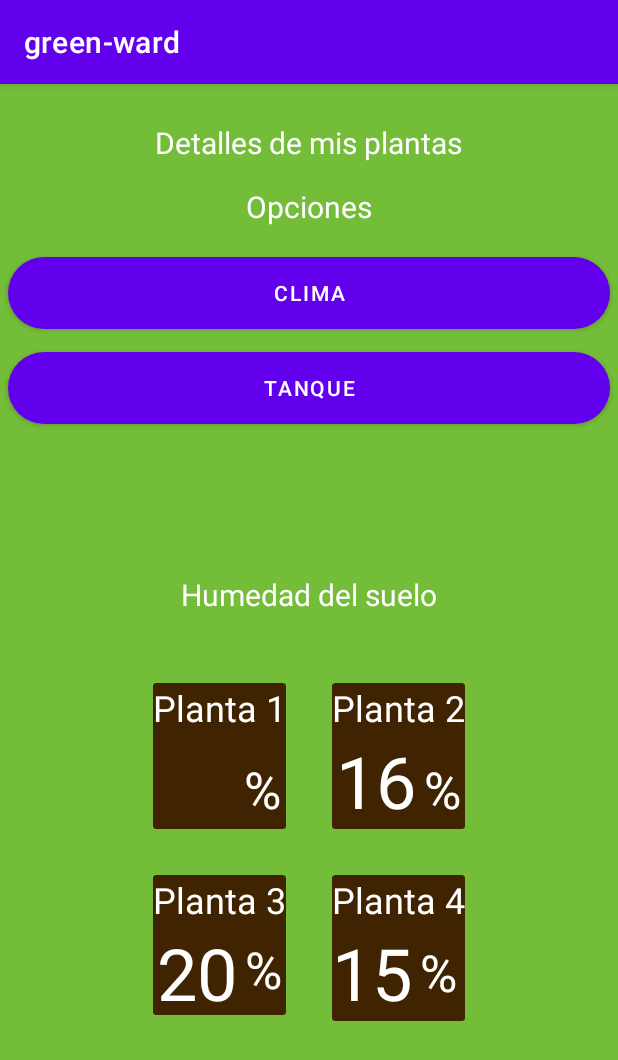
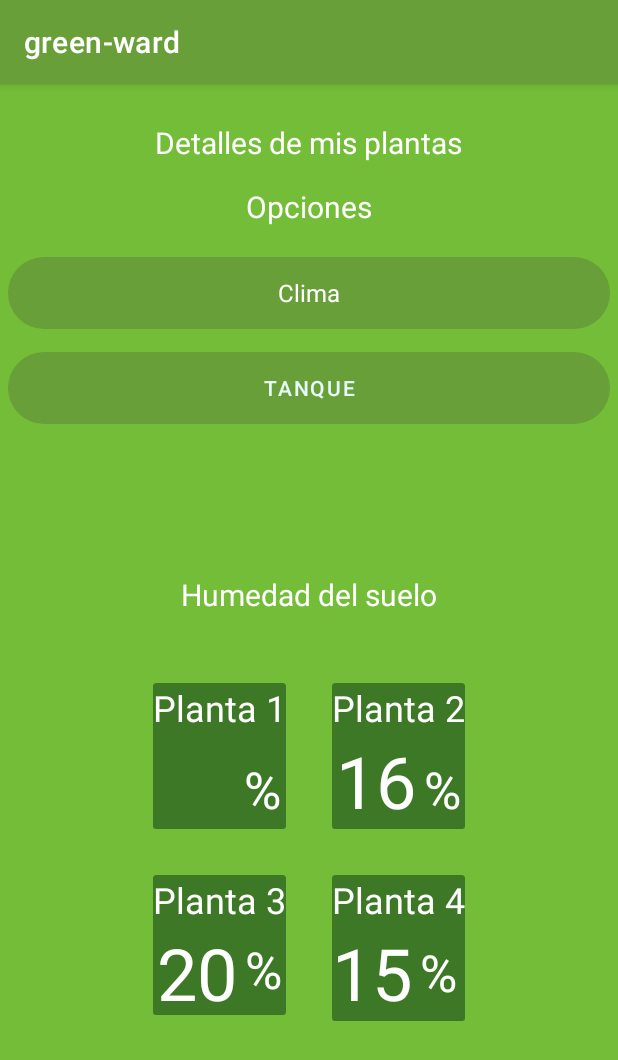
Before and after one commit to ManuelMottaUnal/green-guard, an Android app: the Plantas screen opened directly, with no data from a screen before it, on a phone screen of 412 x 824 dp. Shown: the top 1060 px of the screen. Run offline under Robolectric (Android 15) with nearby library versions, the phone set to English and light mode, and no system bars; our stand-ins replace Firebase (no records; nobody signed in at launch, a user with empty details on screens opened directly).

Commit message:
cambio de colores

```diff
--- a/app/src/main/res/drawable/boton_esquinas_redondas.xml
+++ b/app/src/main/res/drawable/boton_esquinas_redondas.xml
@@ -1,7 +1,6 @@
 <?xml version="1.0" encoding="utf-8"?>
 <shape xmlns:android="http://schemas.android.com/apk/res/android"
     android:shape = "rectangle">
-    <solid android:color="#F2F4F4" />
     <corners android:radius="40dp" />
 
 </shape>
--- a/app/src/main/res/layout/activity_login.xml
+++ b/app/src/main/res/layout/activity_login.xml
@@ -6,9 +6,9 @@
     xmlns:tools="http://schemas.android.com/tools"
     android:layout_width="match_parent"
     android:layout_height="match_parent"
-    android:background="#74BD38"
-    android:foregroundTint="#000000"
-    android:outlineAmbientShadowColor="#74BD38"
+    android:background="#45D659"
+    android:foregroundTint="#321A1A"
+    android:outlineAmbientShadowColor="#81DA38"
     android:outlineSpotShadowColor="#74BD38">
 
     <LinearLayout
@@ -98,7 +98,6 @@
             android:layout_marginTop="200dp"
             android:layout_marginRight="60dp"
             android:background="@drawable/b_iniciar_s"
-            android:backgroundTint="#000000"
             android:password="false"
             android:text="INICIAR SESIÓN"
             android:visibility="visible" />
--- a/app/src/main/res/layout/activity_plantas.xml
+++ b/app/src/main/res/layout/activity_plantas.xml
@@ -47,7 +47,7 @@
             android:layout_marginLeft="5dp"
             android:layout_marginTop="20dp"
             android:layout_marginRight="5dp"
-            android:background="@drawable/boton_esquinas_redondas"
+            style= "@style/estiloBotonBasico"
             android:text="Clima" />
 
         <Button
--- a/app/src/main/res/values-night/themes.xml
+++ b/app/src/main/res/values-night/themes.xml
@@ -2,13 +2,13 @@
     <!-- Base application theme. -->
     <style name="Theme.Greenward" parent="Theme.MaterialComponents.DayNight.DarkActionBar">
         <!-- Primary brand color. -->
-        <item name="colorPrimary">@color/purple_200</item>
-        <item name="colorPrimaryVariant">@color/purple_700</item>
-        <item name="colorOnPrimary">@color/black</item>
+        <item name="colorPrimary">@color/colorPrimary_dark</item>
+        <item name="colorPrimaryVariant">@color/colorPrimaryVariant_dark</item>
+        <item name="colorOnPrimary">@color/colorOnPrimary_dark</item>
         <!-- Secondary brand color. -->
-        <item name="colorSecondary">@color/teal_200</item>
-        <item name="colorSecondaryVariant">@color/teal_200</item>
-        <item name="colorOnSecondary">@color/black</item>
+        <item name="colorSecondary">@color/colorSecondary_dark</item>
+        <item name="colorSecondaryVariant">@color/colorSecondaryVariant_dark</item>
+        <item name="colorOnSecondary">@color/colorOnSecondary_dark</item>
         <!-- Status bar color. -->
         <item name="android:statusBarColor">?attr/colorPrimaryVariant</item>
         <!-- Customize your theme here. -->
--- a/app/src/main/res/values/colors.xml
+++ b/app/src/main/res/values/colors.xml
@@ -4,12 +4,26 @@
     <color name="purple_500">#FF6200EE</color>
     <color name="purple_700">#FF3700B3</color>
     <color name="teal_200">#FF03DAC5</color>
-    <color name="teal_700">#FF018786</color>
+    <color name="teal_700">#0D47A1</color>
     <color name="black">#FF000000</color>
     <color name="white">#FFFFFFFF</color>
-    <color name="clima_bg_principal">#AAAAAA</color>
-    <color name="clima_bg_segundario">#39D2C0</color>
-    <color name="clima_text">#043637</color>
-    <color name="plantas_background">#74BD38</color>
-    <color name="plantas_bg_contenedor">#402300</color>
+    <color name="clima_bg_principal">#E8E1E1</color>
+    <color name="clima_bg_segundario">#82B1FF</color>
+    <color name="clima_text">#0D0E0E</color>
+    <color name="plantas_background">#085729</color>
+    <color name="plantas_bg_contenedor">#3C7825</color>
+    <color name="colorPrimary">#689F38</color>
+    <color name="colorPrimaryVariant">#EEF6F6</color>
+    <color name="colorOnPrimary">#E7FBFB</color>
+    <color name="colorSecondary">#ECE7F4</color>
+    <color name="colorSecondaryVariant">#F5F1FB</color>
+    <color name="colorOnSecondary">#0C0C0C</color>
+    <color name="colorPrimary_dark">#689F38</color>
+    <color name="colorPrimaryVariant_dark">#F2F1F3</color>
+    <color name="colorOnPrimary_dark">#F4F7FB</color>
+    <color name="colorSecondary_dark">#E4E6E8</color>
+    <color name="colorSecondaryVariant_dark">#F3F8FA</color>
+    <color name="colorOnSecondary_dark">#558B2F</color>
+    //boton_color_texto
+    <color name="boton_color_texto">#FFFFFFFF</color>
 </resources>
--- a/app/src/main/res/values/styles.xml
+++ b/app/src/main/res/values/styles.xml
@@ -1,5 +1,6 @@
 <?xml version="1.0" encoding="utf-8"?>
 <resources>
+
     <style name="Titulo" parent="TextAppearance.AppCompat">
         <item name="android:fontFamily">sans-serif-light</item>
         <item name="android:textSize">25sp</item>
@@ -7,6 +8,7 @@
         <item name="android:textStyle">bold</item>
         <item name="android:textAlignment">center</item>
     </style>
+
     <style name="Subtitulo" parent="TextAppearance.AppCompat">
         <item name="android:fontFamily">sans-serif-light</item>
         <item name="android:textSize">20sp</item>
@@ -14,8 +16,20 @@
         <item name="android:textStyle">bold</item>
         <item name="android:textAlignment">center</item>
     </style>
+
     <style name="TextoBasico" parent="TextAppearance.AppCompat">
         <item name="android:fontFamily">sans-serif-light</item>
         <item name="android:textColor">@color/clima_text</item>
     </style>
+
+    <style name="estiloBotonBasico" parent="Theme.AppCompat.Light.DarkActionBar">
+        <!-- Fondo y esquinas redondeadas -->
+        <item name="android:background">@drawable/boton_esquinas_redondas</item>
+        <!-- Texto centrado -->
+        <item name="android:gravity">center</item>
+        <!-- Color de texto -->
+        <item name="android:textColor">@color/boton_color_texto</item>
+        <!-- Tamaño y tipo de letra -->
+        <item name="android:textSize">16sp</item>
+    </style>
 </resources>
--- a/app/src/main/res/values/themes.xml
+++ b/app/src/main/res/values/themes.xml
@@ -2,15 +2,15 @@
     <!-- Base application theme. -->
     <style name="Theme.Greenward" parent="Theme.MaterialComponents.DayNight.DarkActionBar">
         <!-- Primary brand color. -->
-        <item name="colorPrimary">@color/purple_500</item>
-        <item name="colorPrimaryVariant">@color/purple_700</item>
-        <item name="colorOnPrimary">@color/white</item>
+        <item name="colorPrimary">@color/colorPrimary</item>
+        <item name="colorPrimaryVariant">@color/colorPrimaryVariant</item>
+        <item name="colorOnPrimary">@color/colorOnPrimary</item>
         <!-- Secondary brand color. -->
-        <item name="colorSecondary">@color/teal_200</item>
-        <item name="colorSecondaryVariant">@color/teal_700</item>
-        <item name="colorOnSecondary">@color/black</item>
+        <item name="colorSecondary">@color/colorSecondary</item>
+        <item name="colorSecondaryVariant">@color/colorSecondaryVariant</item>
+        <item name="colorOnSecondary">@color/colorOnSecondary</item>
         <!-- Status bar color. -->
-        <item name="android:statusBarColor">?attr/colorPrimaryVariant</item>
+        <item name="android:statusBarColor">?attr/android:statusBarColor</item>
         <!-- Customize your theme here. -->
     </style>
 
```
